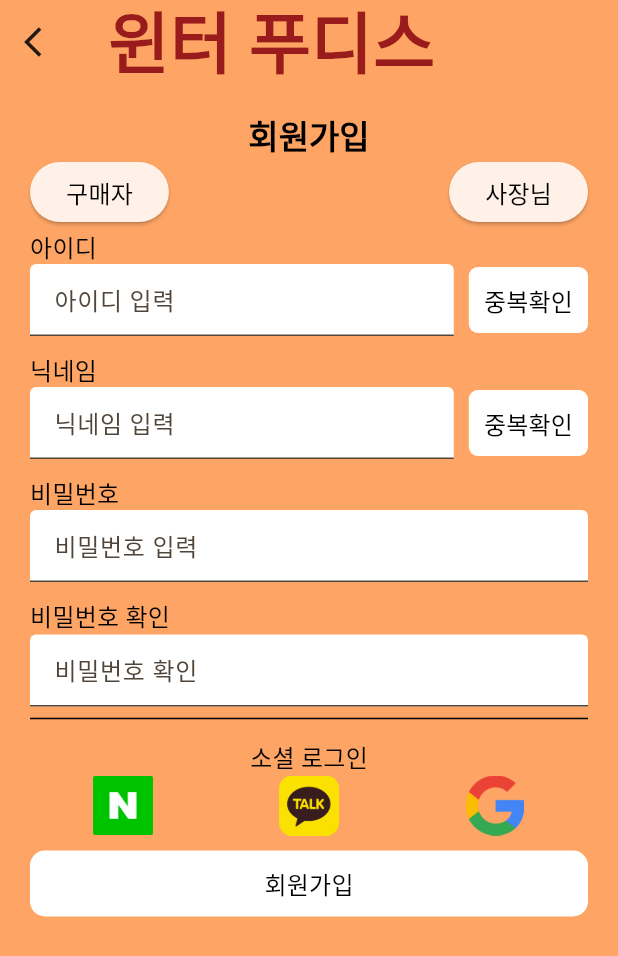
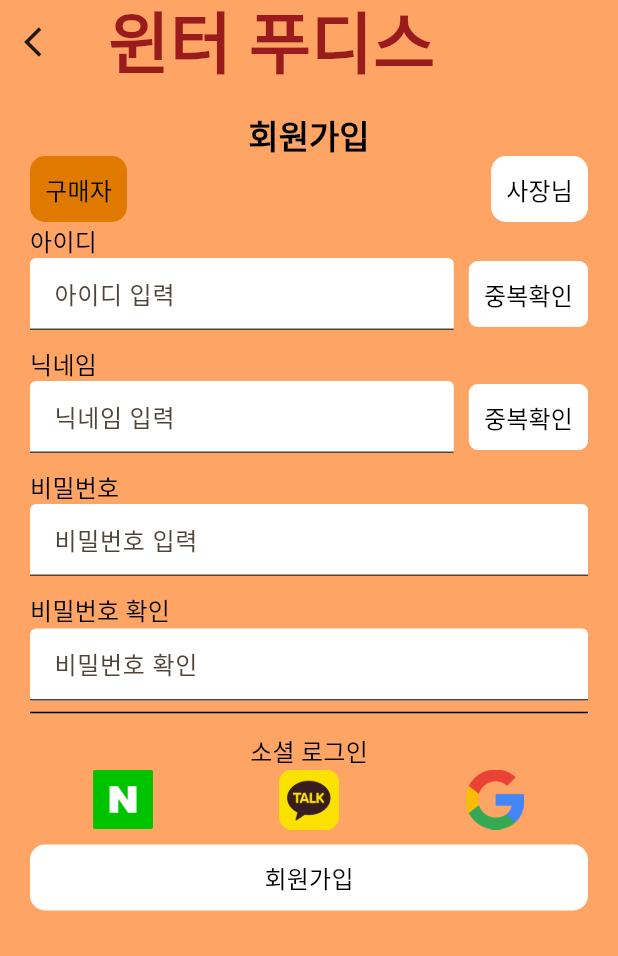
Before and after one commit to gkssk925/WinterFoodies, a Flutter app: the screen it shows after launch, after a tap on "로그인", after a tap on "회원가입", on a phone screen of 412 x 824 dp. Shown: the top 956 px of the screen. Run offline on Flutter 3.47's test engine with Material 2 defaults, Android fonts, the phone set to English and light mode, and no system bars; our stand-ins replace flutter_native_splash, geolocator, google_fonts, google_maps_flutter, persistent_bottom_nav_bar.

Commit message:
장바구니화면, 사장님 로그인화면, 홈화면, 메뉴화면, 마이정보 화면,회원가입 화면 수정

```diff
--- /dev/null
+++ b/lib/constants/enums.dart
@@ -0,0 +1,5 @@
+enum UserType {
+  CUSTOMER, //구매자
+  MANAGER, //사장님
+  NOTHING, //암것도 아님
+}
--- a/lib/main.dart
+++ b/lib/main.dart
@@ -1,5 +1,7 @@
 import 'package:flutter/material.dart';
 import 'package:flutter_native_splash/flutter_native_splash.dart';
+import 'package:provider/provider.dart';
+import 'package:winter_foodies/presentation/screens/common/provider/user_provider.dart';
 import 'package:winter_foodies/presentation/screens/home/home_screen.dart';
 import 'package:winter_foodies/presentation/screens/login/login_screen.dart';
 import 'package:winter_foodies/presentation/screens/map/map_screen.dart';
@@ -9,7 +11,14 @@ import 'package:winter_foodies/presentation/screens/store_detail/store_detail_sc
 import 'package:winter_foodies/presentation/screens/store_list/store_list_screen.dart';
 
 void main() {
-  runApp(const MyApp());
+  runApp(MultiProvider(
+    providers: [
+      ChangeNotifierProvider<UserProvider>(
+        create: (_) => UserProvider(),
+      ),
+    ],
+    child: const MyApp(),
+  ));
 }
 
 class MyApp extends StatelessWidget {
--- /dev/null
+++ b/lib/presentation/screens/common/provider/user_provider.dart
@@ -0,0 +1,13 @@
+import 'package:flutter/material.dart';
+import 'package:winter_foodies/constants/enums.dart';
+
+class UserProvider with ChangeNotifier {
+  UserType _userType = UserType.CUSTOMER;
+
+  UserType get userType => _userType;
+
+  Future<void> setUserType(UserType userType) async {
+    _userType = userType;
+    notifyListeners();
+  }
+}
--- /dev/null
+++ b/lib/presentation/screens/common/widgets/user_type_select_button.dart
@@ -0,0 +1,66 @@
+import 'package:flutter/material.dart';
+import 'package:winter_foodies/config/my_colors.dart';
+import 'package:winter_foodies/constants/build_context_extensions.dart';
+import 'package:winter_foodies/constants/enums.dart';
+import 'package:winter_foodies/presentation/screens/common/provider/user_provider.dart';
+import 'package:provider/provider.dart';
+
+class UserTypeSelectButton extends StatefulWidget {
+  const UserTypeSelectButton({super.key});
+
+  @override
+  State<UserTypeSelectButton> createState() => _UserTypeSelectButtonState();
+}
+
+class _UserTypeSelectButtonState extends State<UserTypeSelectButton> {
+  late UserProvider _userProvider;
+
+  @override
+  Widget build(BuildContext context) {
+    _userProvider = context.watch<UserProvider>();
+
+    return Row(
+      mainAxisAlignment: MainAxisAlignment.spaceBetween,
+      children: [
+        InkWell(
+          onTap: () {
+            _userProvider.setUserType(UserType.CUSTOMER);
+          },
+          child: Container(
+            padding: const EdgeInsets.all(10),
+            decoration: BoxDecoration(
+                borderRadius: const BorderRadius.all(
+                  Radius.circular(10.0),
+                ),
+                color: UserType.CUSTOMER == _userProvider.userType
+                    ? MyColors.darkOrange
+                    : MyColors.white),
+            child: Text(
+              '구매자',
+              style: context.titleMedium(),
+            ),
+          ),
+        ),
+        InkWell(
+          onTap: () {
+            _userProvider.setUserType(UserType.MANAGER);
+          },
+          child: Container(
+            padding: const EdgeInsets.all(10),
+            decoration: BoxDecoration(
+                borderRadius: const BorderRadius.all(
+                  Radius.circular(10.0),
+                ),
+                color: UserType.MANAGER == _userProvider.userType
+                    ? MyColors.darkOrange
+                    : MyColors.white),
+            child: Text(
+              '사장님',
+              style: context.titleMedium(),
+            ),
+          ),
+        ),
+      ],
+    );
+  }
+}
--- a/lib/presentation/screens/home/home_screen.dart
+++ b/lib/presentation/screens/home/home_screen.dart
@@ -1,7 +1,7 @@
 import 'package:flutter/cupertino.dart';
 import 'package:flutter/material.dart';
 import 'package:persistent_bottom_nav_bar/persistent_tab_view.dart';
-import 'package:winter_foodies/presentation/screens/cart/cart_screen.dart';
+import 'package:winter_foodies/constants/cart_screen.dart';
 import 'package:winter_foodies/presentation/screens/menu/menu_screen.dart';
 import 'package:winter_foodies/presentation/screens/mypage/my_page_screen.dart';
 
--- a/lib/presentation/screens/login/login_screen.dart
+++ b/lib/presentation/screens/login/login_screen.dart
@@ -1,7 +1,10 @@
 import 'package:flutter/material.dart';
 import 'package:winter_foodies/config/my_colors.dart';
 import 'package:winter_foodies/constants/build_context_extensions.dart';
+import 'package:winter_foodies/constants/enums.dart';
 import 'package:winter_foodies/core/utils/string_util.dart';
+import 'package:winter_foodies/presentation/screens/common/provider/user_provider.dart';
+import 'package:winter_foodies/presentation/screens/common/widgets/user_type_select_button.dart';
 import 'package:winter_foodies/presentation/screens/login/widgets/submit_button.dart';
 
 class LoginScreen extends StatefulWidget {
@@ -58,23 +61,9 @@ class _LoginScreenState extends State<LoginScreen> {
                       const SizedBox(
                         height: 10,
                       ),
-                      Row(
-                        mainAxisAlignment: MainAxisAlignment.spaceBetween,
-                        children: [
-                          ElevatedButton(
-                              onPressed: () {},
-                              child: Text(
-                                '구매자',
-                                style: context.titleMedium(),
-                              )),
-                          ElevatedButton(
-                              onPressed: () {},
-                              child: Text(
-                                '사장님',
-                                style: context.titleMedium(),
-                              )),
-                        ],
-                      ),
+
+                      const UserTypeSelectButton(),
+
                       const SizedBox(
                         height: 10,
                       ),
--- a/lib/presentation/screens/menu/menu_screen.dart
+++ b/lib/presentation/screens/menu/menu_screen.dart
@@ -36,7 +36,11 @@ class _MenuScreenState extends State<MenuScreen> {
     const duration = Duration(seconds: 2);
     timer = Timer.periodic(duration, (Timer timer) {
       setState(() {
+        if (currentIndex == 8) {
+          currentIndex = 0;
+        } else {
           currentIndex = (currentIndex + 4) % Strings.cateList.length;
+        }
       });
     });
   }
@@ -142,7 +146,7 @@ class _MenuScreenState extends State<MenuScreen> {
                       height: 20,
                     ),
                     SizedBox(
-                      height: 120,
+                      height: 150,
                       child: ListView.builder(
                           itemCount:
                               (currentIndex + 4) <= Strings.cateList.length
@@ -163,11 +167,16 @@ class _MenuScreenState extends State<MenuScreen> {
   }
 
   Widget _popularKeyword(String keyword, int index) {
-    return Row(
+    return Column(
+      children: [
+        Row(
           children: [
             Text(
               (index + 1).toString(),
               style: context.titleMedium(),
+            ),
+            const SizedBox(
+              width: 10,
             ),
             Flexible(
               flex: 2,
@@ -184,6 +193,11 @@ class _MenuScreenState extends State<MenuScreen> {
               ),
             ),
           ],
+        ),
+        const SizedBox(
+          height: 10,
+        )
+      ],
     );
   }
 }
--- a/lib/presentation/screens/mypage/widgets/my_info_screen.dart
+++ b/lib/presentation/screens/mypage/widgets/my_info_screen.dart
@@ -1,7 +1,7 @@
 import 'package:flutter/material.dart';
 import 'package:winter_foodies/config/my_colors.dart';
 import 'package:winter_foodies/constants/build_context_extensions.dart';
-import 'package:winter_foodies/presentation/screens/common/round_button.dart';
+import 'package:winter_foodies/presentation/screens/common/widgets/round_button.dart';
 
 class MyInfoScreen extends StatefulWidget {
   const MyInfoScreen({super.key});
--- a/lib/presentation/screens/signup/sign_up_screen.dart
+++ b/lib/presentation/screens/signup/sign_up_screen.dart
@@ -1,7 +1,11 @@
 import 'package:flutter/material.dart';
+import 'package:provider/provider.dart';
 import 'package:winter_foodies/config/my_colors.dart';
 import 'package:winter_foodies/constants/build_context_extensions.dart';
-import 'package:winter_foodies/presentation/screens/common/round_button.dart';
+import 'package:winter_foodies/constants/enums.dart';
+import 'package:winter_foodies/presentation/screens/common/provider/user_provider.dart';
+import 'package:winter_foodies/presentation/screens/common/widgets/round_button.dart';
+import 'package:winter_foodies/presentation/screens/common/widgets/user_type_select_button.dart';
 import 'package:winter_foodies/presentation/screens/login/widgets/submit_button.dart';
 
 class SignUpScreen extends StatefulWidget {
@@ -19,8 +23,12 @@ class _SignUpScreenState extends State<SignUpScreen> {
 
   final _formKey = GlobalKey<FormState>();
 
+  late UserProvider _userProvider;
+
   @override
   Widget build(BuildContext context) {
+    _userProvider = context.watch<UserProvider>();
+
     return Scaffold(
         resizeToAvoidBottomInset: false,
         backgroundColor: MyColors.primary,
@@ -46,23 +54,7 @@ class _SignUpScreenState extends State<SignUpScreen> {
                   '회원가입',
                   style: context.titleLarge(),
                 ),
-                Row(
-                  mainAxisAlignment: MainAxisAlignment.spaceBetween,
-                  children: [
-                    ElevatedButton(
-                        onPressed: () {},
-                        child: Text(
-                          '구매자',
-                          style: context.titleMedium(),
-                        )),
-                    ElevatedButton(
-                        onPressed: () {},
-                        child: Text(
-                          '사장님',
-                          style: context.titleMedium(),
-                        )),
-                  ],
-                ),
+                const UserTypeSelectButton(),
                 //아이디
                 Align(
                   alignment: Alignment.centerLeft,
@@ -100,6 +92,9 @@ class _SignUpScreenState extends State<SignUpScreen> {
                   height: 10,
                 ),
 
+                UserType.CUSTOMER == _userProvider.userType
+                    ? Column(
+                        children: [
                           //닉네임
                           Align(
                             alignment: Alignment.centerLeft,
@@ -133,6 +128,10 @@ class _SignUpScreenState extends State<SignUpScreen> {
                               RoundButton(buttonText: '중복확인', onTap: () {})
                             ],
                           ),
+                        ],
+                      )
+                    : SizedBox(),
+
                 const SizedBox(
                   height: 10,
                 ),
--- a/lib/presentation/screens/store_detail/store_detail_screen.dart
+++ b/lib/presentation/screens/store_detail/store_detail_screen.dart
@@ -61,7 +61,7 @@ class _StoreDetailScreenState extends State<StoreDetailScreen>
                               : MyColors.white),
                       child: Center(
                         child: Text(
-                          '메뉴',
+                          '\메뉴',
                           style: context.titleMedium(),
                         ),
                       ),
--- a/pubspec.yaml
+++ b/pubspec.yaml
@@ -10,6 +10,9 @@ environment:
 dependencies:
   flutter:
     sdk: flutter
+
+  #common
+  provider: ^6.0.1
 
   #design
   cupertino_icons: ^1.0.2
```
Also changed, not shown: lib/constants/cart_screen.dart (renamed from lib/presentation/screens/cart/cart_screen.dart), lib/presentation/screens/common/widgets/round_button.dart (renamed from lib/presentation/screens/common/round_button.dart), pubspec.lock. Lines whose indentation alone changed are shown as unchanged.
